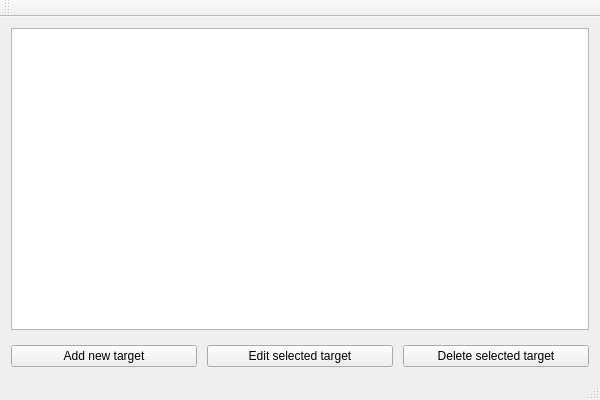
Before: the Qt Designer form mainwindow.ui in AndreyFedchuk/Organizer, drawn with Qt 5.
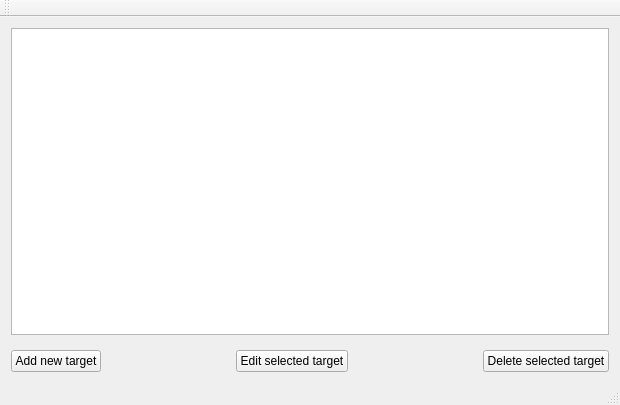
After: the same form once the commit is applied.

```diff
--- a/mainwindow.ui
+++ b/mainwindow.ui
@@ -6,8 +6,8 @@
    <rect>
     <x>0</x>
     <y>0</y>
-    <width>600</width>
-    <height>400</height>
+    <width>620</width>
+    <height>405</height>
    </rect>
   </property>
   <property name="windowTitle">
@@ -22,13 +22,19 @@
      <widget class="QTableView" name="tableView"/>
     </item>
     <item>
-     <layout class="QHBoxLayout" name="horizontalLayout" stretch="0,0,0">
+     <layout class="QHBoxLayout" name="horizontalLayout" stretch="0,1,0,1,0">
       <property name="spacing">
        <number>10</number>
       </property>
+      <property name="sizeConstraint">
+       <enum>QLayout::SetDefaultConstraint</enum>
+      </property>
       <property name="topMargin">
        <number>0</number>
       </property>
+      <property name="bottomMargin">
+       <number>0</number>
+      </property>
       <item>
        <widget class="QPushButton" name="m_pbtnAdd">
         <property name="text">
@@ -36,6 +42,19 @@
         </property>
        </widget>
       </item>
+      <item>
+       <spacer name="horizontalSpacer">
+        <property name="orientation">
+         <enum>Qt::Horizontal</enum>
+        </property>
+        <property name="sizeHint" stdset="0">
+         <size>
+          <width>40</width>
+          <height>20</height>
+         </size>
+        </property>
+       </spacer>
+      </item>
       <item>
        <widget class="QPushButton" name="m_pbtnEdin">
         <property name="sizePolicy">
@@ -49,6 +68,19 @@
         </property>
        </widget>
       </item>
+      <item>
+       <spacer name="horizontalSpacer_2">
+        <property name="orientation">
+         <enum>Qt::Horizontal</enum>
+        </property>
+        <property name="sizeHint" stdset="0">
+         <size>
+          <width>40</width>
+          <height>20</height>
+         </size>
+        </property>
+       </spacer>
+      </item>
       <item>
        <widget class="QPushButton" name="m_pbtbDel">
         <property name="text">
```
Left out of the diff: 2 changed lines with no effect on the pictures.
